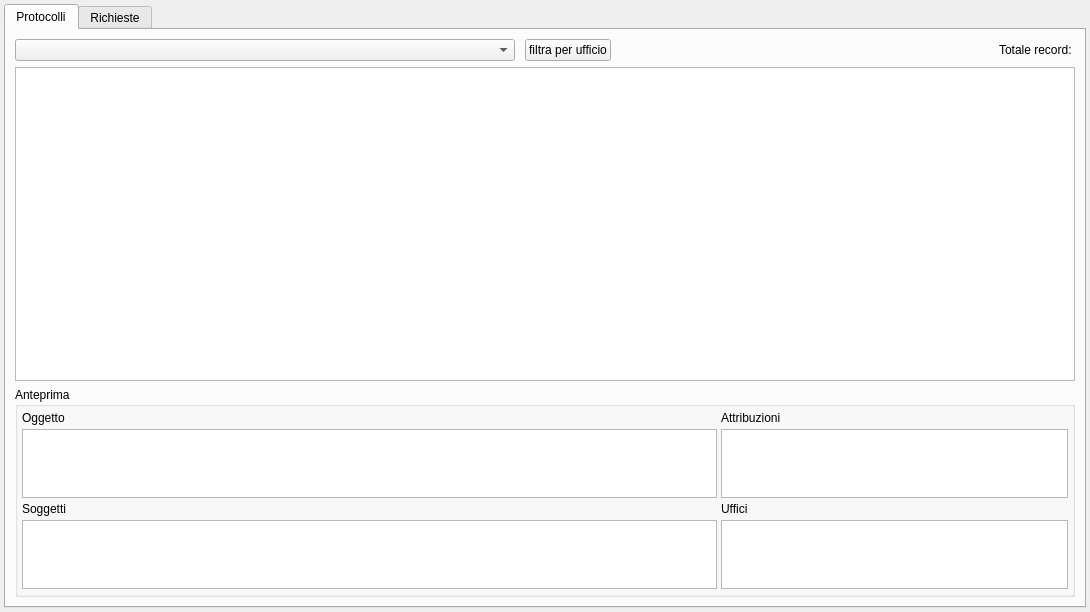
The window that src/com/axiastudio/suite/protocollo/forms/scrivania.ui (tizianolattisi/suitegda) describes before a commit, drawn with Qt 5.
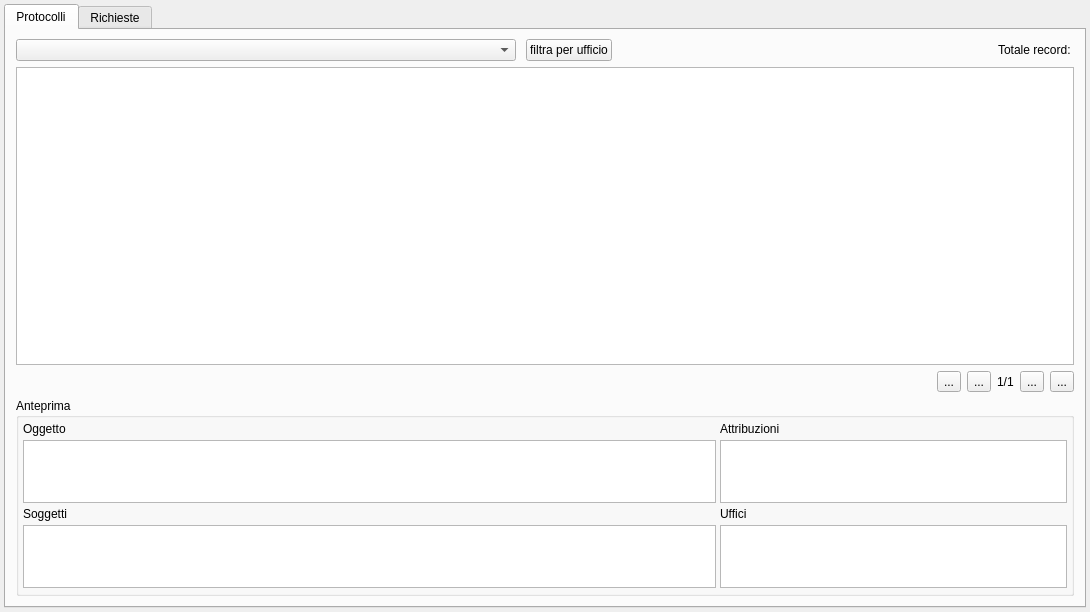
The same window after the commit. Custom widgets are drawn as their Qt base class.

Commit message: Paginazione della scrivania (max=25).

The edit to the form file:
```diff
--- a/src/com/axiastudio/suite/protocollo/forms/scrivania.ui
+++ b/src/com/axiastudio/suite/protocollo/forms/scrivania.ui
@@ -39,31 +39,20 @@
        <attribute name="title">
         <string>Protocolli</string>
        </attribute>
-       <layout class="QGridLayout" name="gridLayout_3" rowstretch="0,3,2">
-        <item row="0" column="0">
-         <layout class="QHBoxLayout" name="horizontalLayout" stretch="1,0,1,0">
-          <property name="spacing">
+       <layout class="QGridLayout" name="gridLayout_3" rowstretch="0,3,0,0,2">
+        <property name="leftMargin">
            <number>10</number>
           </property>
-          <item>
-           <widget class="com.axiastudio.pypapi.ui.widgets.PyPaPiComboBox" name="comboBoxUfficio">
-            <property name="minimumSize">
-             <size>
-              <width>500</width>
-              <height>0</height>
-             </size>
-            </property>
-           </widget>
-          </item>
-          <item>
-           <widget class="QPushButton" name="pushButtonFiltra">
-            <property name="text">
-             <string>filtra per ufficio</string>
-            </property>
-           </widget>
-          </item>
+        <property name="rightMargin">
+         <number>10</number>
+        </property>
+        <property name="bottomMargin">
+         <number>10</number>
+        </property>
+        <item row="2" column="0">
+         <layout class="QHBoxLayout" name="horizontalLayout_2" stretch="1,0,0,0,0,0">
           <item>
-           <spacer name="horizontalSpacer_2">
+           <spacer name="horizontalSpacer">
             <property name="orientation">
              <enum>Qt::Horizontal</enum>
             </property>
@@ -76,18 +65,43 @@
            </spacer>
           </item>
           <item>
-           <widget class="QLabel" name="labelTotRecord">
+           <widget class="QToolButton" name="toolButtonFirstPage">
             <property name="text">
-             <string>Totale record: </string>
+             <string>...</string>
+            </property>
+           </widget>
+          </item>
+          <item>
+           <widget class="QToolButton" name="toolButtonPreviousPage">
+            <property name="text">
+             <string>...</string>
+            </property>
+           </widget>
+          </item>
+          <item>
+           <widget class="QLabel" name="labelPage">
+            <property name="text">
+             <string>1/1</string>
+            </property>
+           </widget>
+          </item>
+          <item>
+           <widget class="QToolButton" name="toolButtonNextPage">
+            <property name="text">
+             <string>...</string>
+            </property>
+           </widget>
+          </item>
+          <item>
+           <widget class="QToolButton" name="toolButtonLastPage">
+            <property name="text">
+             <string>...</string>
             </property>
            </widget>
           </item>
          </layout>
         </item>
-        <item row="1" column="0">
-         <widget class="QTableView" name="attribuzioni"/>
-        </item>
-        <item row="2" column="0">
+        <item row="4" column="0">
          <widget class="QGroupBox" name="groupBox">
           <property name="minimumSize">
            <size>
@@ -154,6 +168,53 @@
           </layout>
          </widget>
         </item>
+        <item row="0" column="0">
+         <layout class="QHBoxLayout" name="horizontalLayout" stretch="1,0,1,0">
+          <property name="spacing">
+           <number>10</number>
+          </property>
+          <item>
+           <widget class="com.axiastudio.pypapi.ui.widgets.PyPaPiComboBox" name="comboBoxUfficio">
+            <property name="minimumSize">
+             <size>
+              <width>500</width>
+              <height>0</height>
+             </size>
+            </property>
+           </widget>
+          </item>
+          <item>
+           <widget class="QPushButton" name="pushButtonFiltra">
+            <property name="text">
+             <string>filtra per ufficio</string>
+            </property>
+           </widget>
+          </item>
+          <item>
+           <spacer name="horizontalSpacer_2">
+            <property name="orientation">
+             <enum>Qt::Horizontal</enum>
+            </property>
+            <property name="sizeHint" stdset="0">
+             <size>
+              <width>40</width>
+              <height>20</height>
+             </size>
+            </property>
+           </spacer>
+          </item>
+          <item>
+           <widget class="QLabel" name="labelTotRecord">
+            <property name="text">
+             <string>Totale record: </string>
+            </property>
+           </widget>
+          </item>
+         </layout>
+        </item>
+        <item row="1" column="0">
+         <widget class="QTableView" name="attribuzioni"/>
+        </item>
        </layout>
       </widget>
       <widget class="QWidget" name="tabRichieste">
```
Lines whose indentation alone changed are shown as unchanged. The commit also changes 2 other files.
